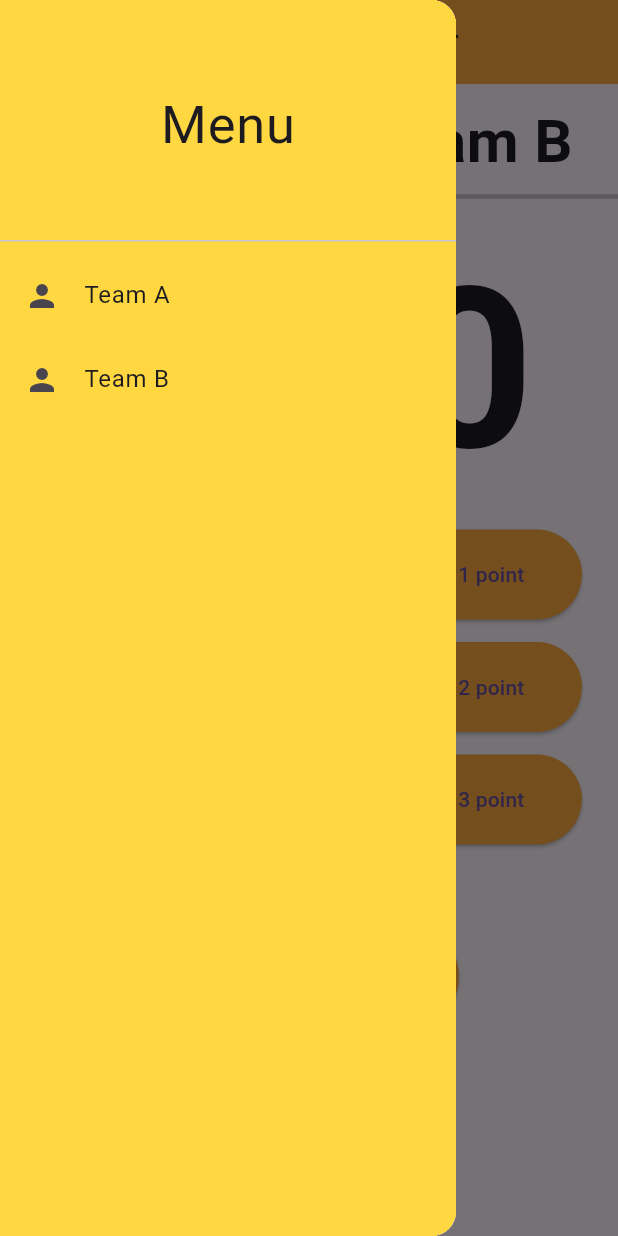
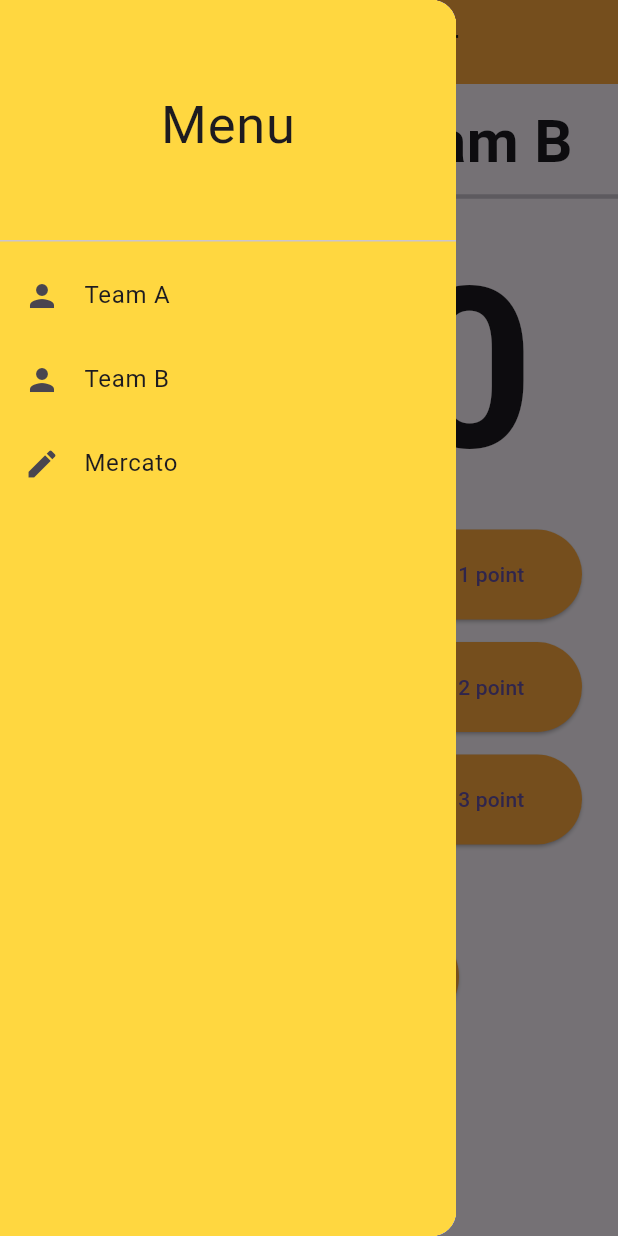
Before and after one commit to Disl11/compteur-flutter, a Flutter app: the screen it shows after launch, with the side drawer open, on a phone screen of 412 x 824 dp. Run offline on Flutter 3.47's test engine with Material 3 defaults, Android fonts, the phone set to English and light mode, and no system bars.

Commit message:
add player mercato list

```diff
--- a/lib/main.dart
+++ b/lib/main.dart
@@ -1,4 +1,5 @@
 import 'package:compteur/view/compteur.dart';
+import 'package:compteur/view/mercato.dart';
 import 'package:compteur/view/teamA.dart';
 import 'package:compteur/view/teamB.dart';
 import 'package:compteur/view/profil.dart';
@@ -33,6 +34,7 @@ class MyApp extends StatelessWidget {
         routes: {
           '/TeamA': (BuildContext context) => TeamA(),
           '/TeamB': (BuildContext context) => TeamB(),
+          '/Mercato': (BuildContext context) => Mercato(),
         },
 
         title: 'Compteur',
--- a/lib/view/compteur.dart
+++ b/lib/view/compteur.dart
@@ -40,6 +40,13 @@ class _CompteurState extends State<Compteur> {
                 title: Text("Team B"),
                 onTap: () {
                   Navigator.pushNamed(context, '/TeamB');
+                },
+              ),
+              ListTile(
+                leading: Icon(Icons.edit),
+                title: Text("Mercato"),
+                onTap: () {
+                  Navigator.pushNamed(context, '/Mercato');
                 },
               ),
             ],
--- a/lib/viewModel/teamAViewModel.dart
+++ b/lib/viewModel/teamAViewModel.dart
@@ -1,8 +1,10 @@
 import 'package:compteur/api/api.dart';
 import 'package:flutter/material.dart';
+import 'package:compteur/models/players.dart';
 
 class TeamAViewModel extends ChangeNotifier {
-  List playersTeamA = [];
+  List<Players> playersTeamA = [];
+  List<Players> mercato = [];
   bool isLoading = true;
 
   Future loadUserA() async {
@@ -21,7 +23,8 @@ class TeamAViewModel extends ChangeNotifier {
   }
 
   void remouvePlayerA(int index) {
-    playersTeamA.removeAt(index);
+    final player = playersTeamA.removeAt(index);
+    mercato.add(player);
     notifyListeners();
   }
 }
```
Also changed, not shown: lib/view/mercato.dart (added, +63 -0 lines).
